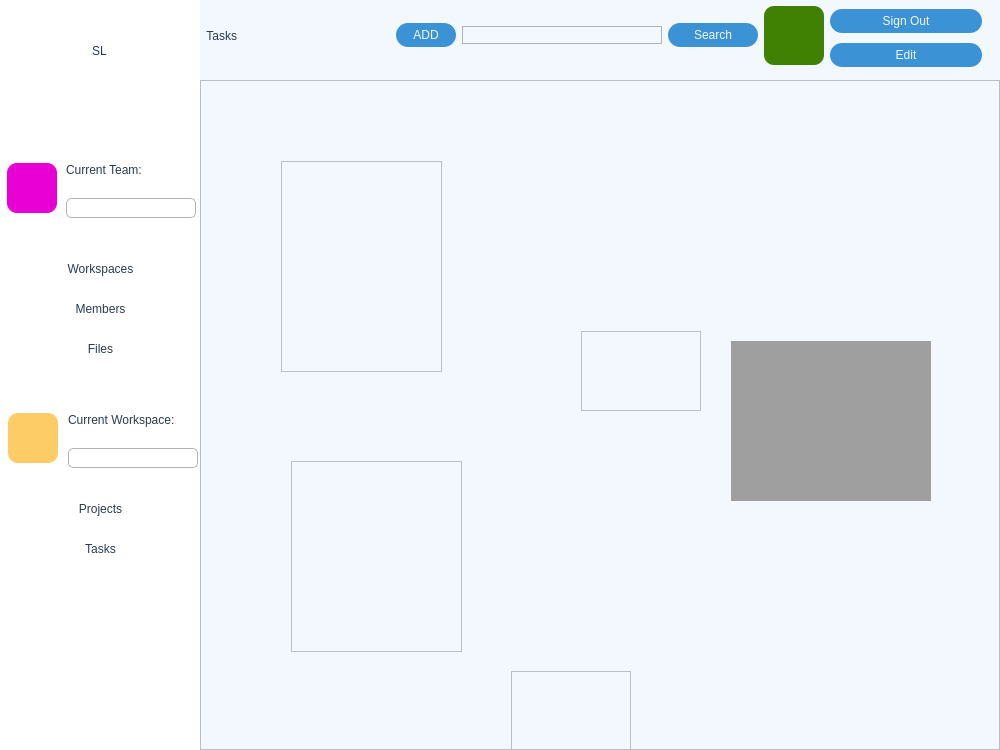
Before: the Qt Designer form uis/main_window.ui in pavdmit/sl2, drawn with Qt 5.
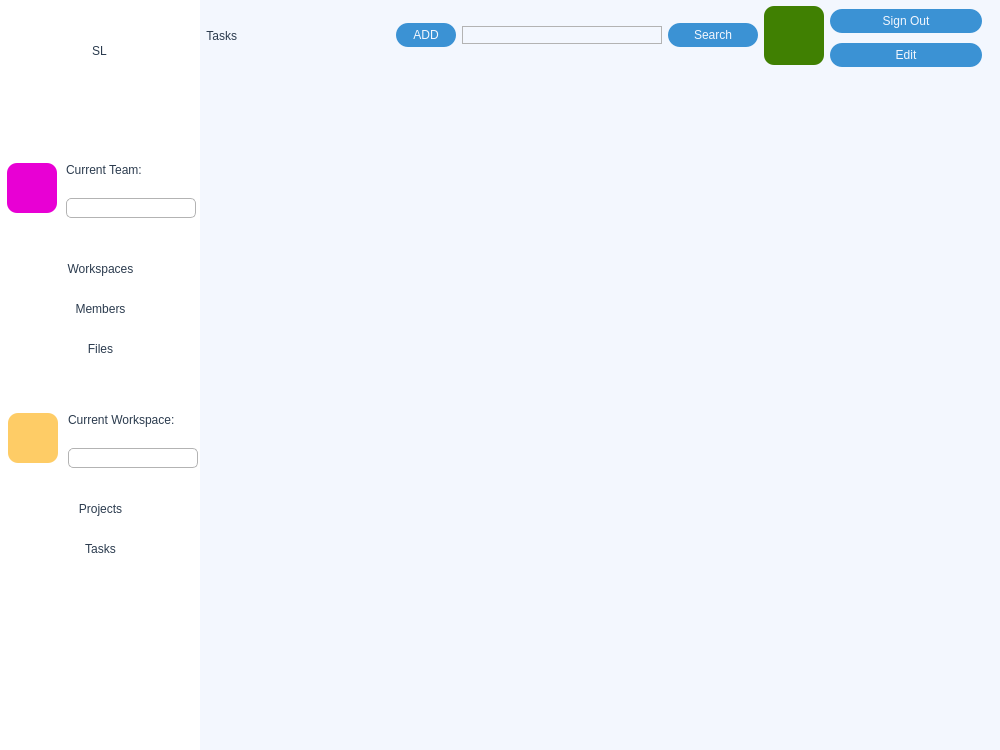
After: the same form once the commit is applied. The open tabs and pages were chosen to show the change.

```diff
--- a/uis/main_window.ui
+++ b/uis/main_window.ui
@@ -1870,103 +1870,6 @@
           </item>
          </layout>
         </widget>
-        <widget class="QScrollArea" name="scrollArea">
-         <property name="geometry">
-          <rect>
-           <x>0</x>
-           <y>80</y>
-           <width>800</width>
-           <height>670</height>
-          </rect>
-         </property>
-         <property name="widgetResizable">
-          <bool>true</bool>
-         </property>
-         <widget class="QWidget" name="scrollAreaWidgetContents">
-          <property name="geometry">
-           <rect>
-            <x>0</x>
-            <y>0</y>
-            <width>798</width>
-            <height>668</height>
-           </rect>
-          </property>
-          <widget class="QFrame" name="frame_3">
-           <property name="geometry">
-            <rect>
-             <x>80</x>
-             <y>80</y>
-             <width>161</width>
-             <height>211</height>
-            </rect>
-           </property>
-           <property name="frameShape">
-            <enum>QFrame::StyledPanel</enum>
-           </property>
-           <property name="frameShadow">
-            <enum>QFrame::Raised</enum>
-           </property>
-          </widget>
-          <widget class="QFrame" name="frame_4">
-           <property name="geometry">
-            <rect>
-             <x>90</x>
-             <y>380</y>
-             <width>171</width>
-             <height>191</height>
-            </rect>
-           </property>
-           <property name="frameShape">
-            <enum>QFrame::StyledPanel</enum>
-           </property>
-           <property name="frameShadow">
-            <enum>QFrame::Raised</enum>
-           </property>
-          </widget>
-          <widget class="QFrame" name="frame_5">
-           <property name="geometry">
-            <rect>
-             <x>310</x>
-             <y>590</y>
-             <width>120</width>
-             <height>80</height>
-            </rect>
-           </property>
-           <property name="frameShape">
-            <enum>QFrame::StyledPanel</enum>
-           </property>
-           <property name="frameShadow">
-            <enum>QFrame::Raised</enum>
-           </property>
-          </widget>
-          <widget class="QMdiArea" name="mdiArea">
-           <property name="geometry">
-            <rect>
-             <x>530</x>
-             <y>260</y>
-             <width>200</width>
-             <height>160</height>
-            </rect>
-           </property>
-          </widget>
-          <widget class="QFrame" name="frame_6">
-           <property name="geometry">
-            <rect>
-             <x>380</x>
-             <y>250</y>
-             <width>120</width>
-             <height>80</height>
-            </rect>
-           </property>
-           <property name="frameShape">
-            <enum>QFrame::StyledPanel</enum>
-           </property>
-           <property name="frameShadow">
-            <enum>QFrame::Raised</enum>
-           </property>
-          </widget>
-         </widget>
-        </widget>
        </widget>
       </widget>
      </widget>
```
Left out of the diff: 2 changed lines with no effect on the pictures.
